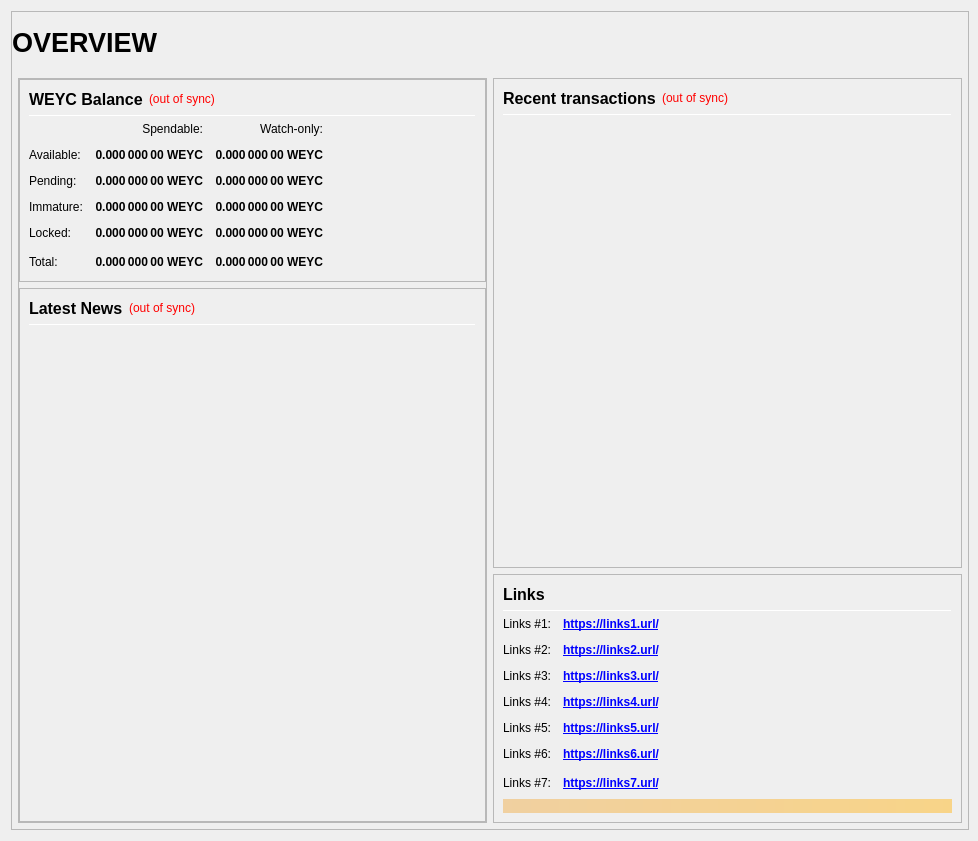
Old version of the form src/qt/forms/overviewpage.ui in the repository acidtib/genesis-dev.
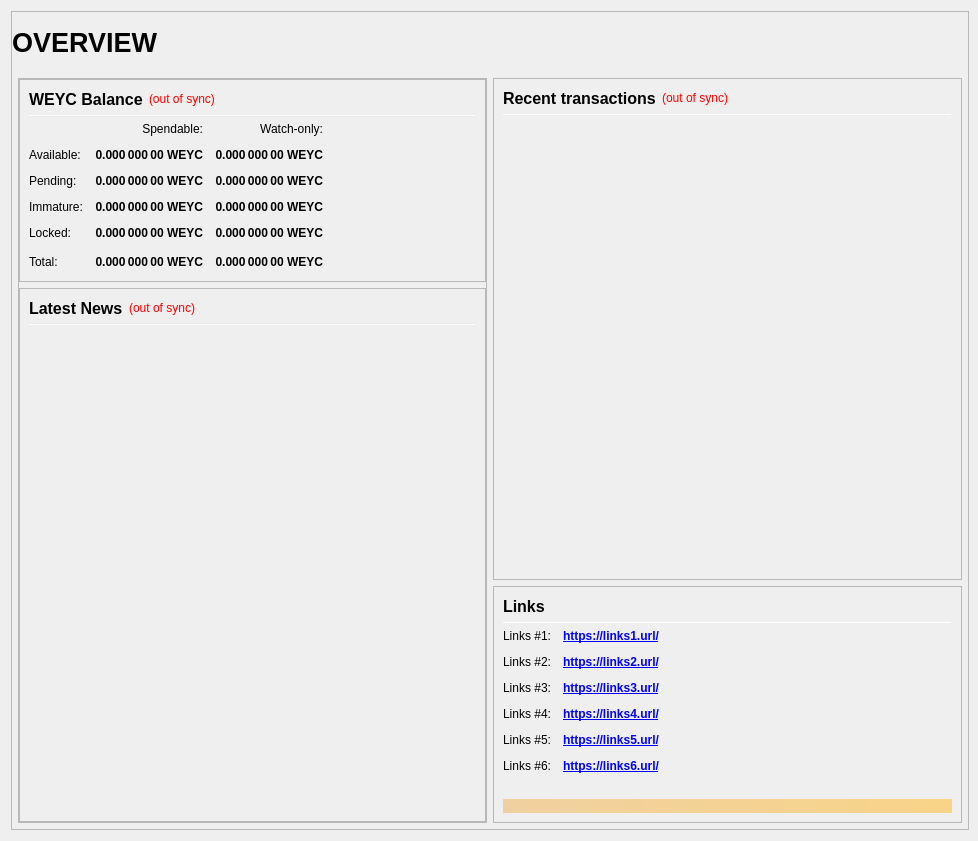
New version of the form.

The edit to the form file:
```diff
--- a/src/qt/forms/overviewpage.ui
+++ b/src/qt/forms/overviewpage.ui
@@ -1143,32 +1143,6 @@
                       </property>
                      </widget>
                     </item>
-                    <item row="7" column="0">
-                     <widget class="QLabel" name="labelLinks7">
-                      <property name="text">
-                       <string>Links #7:</string>
-                      </property>
-                     </widget>
-                    </item>
-                    <item row="7" column="1">
-                     <widget class="QLabel" name="labelLinksUrl7">
-                      <property name="font">
-                       <font>
-                        <weight>75</weight>
-                        <bold>true</bold>
-                       </font>
-                      </property>
-                      <property name="text">
-                       <string notr="true">&lt;a href=&quot;https://links7.url/&quot;&gt;https://links7.url/&lt;/a&gt;</string>
-                      </property>
-                      <property name="alignment">
-                       <set>Qt::AlignLeading|Qt::AlignLeft|Qt::AlignVCenter</set>
-                      </property>
-                      <property name="openExternalLinks">
-                       <bool>true</bool>
-                      </property>
-                     </widget>
-                    </item>
                     <item row="7" column="2">
                      <spacer name="horizontalSpacer_Links_2">
                       <property name="orientation">
```
